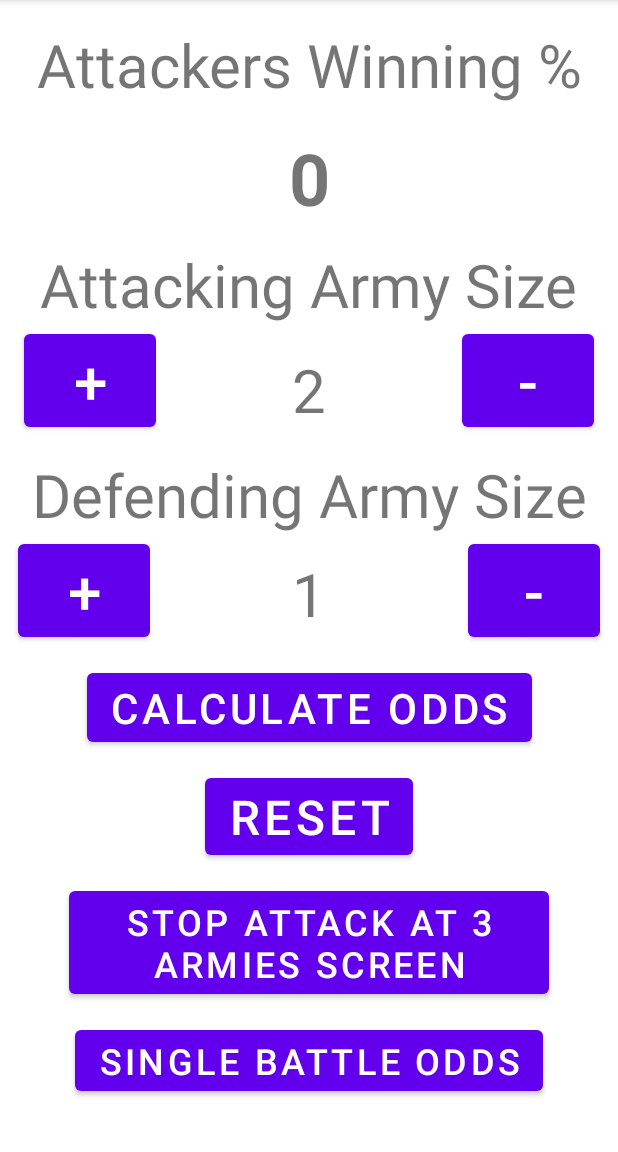
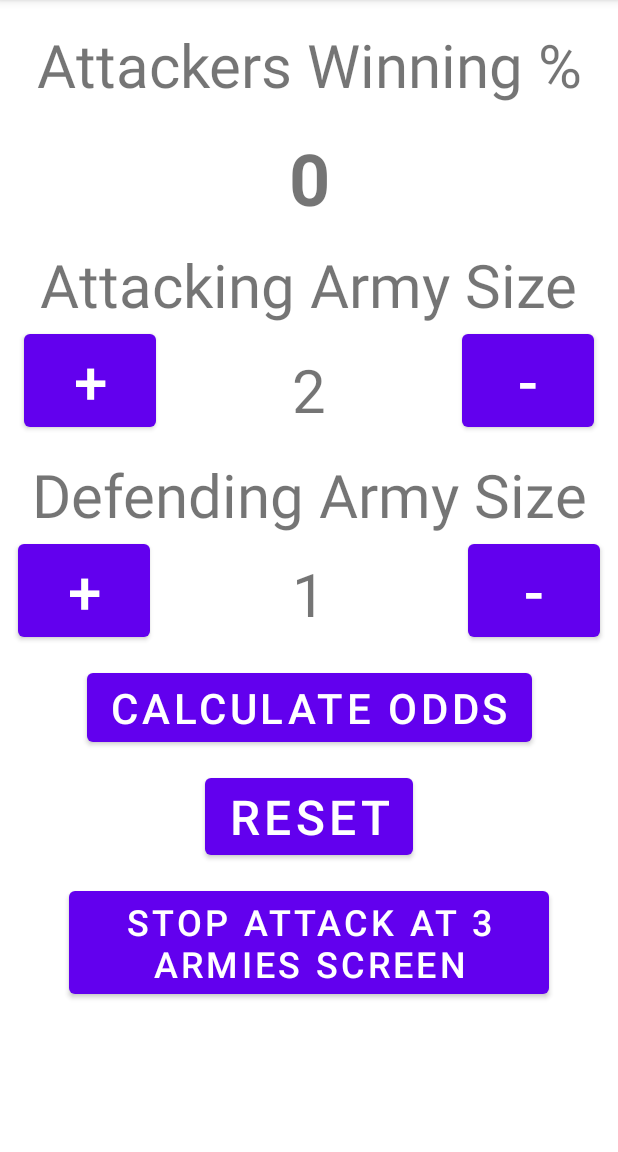
Before and after one commit to Napomoi/AD340GroupProject, an Android app: the screen it shows after launch (MainActivity), on a phone screen of 412 x 824 dp, the part 84-1236 px from its top. Run offline under Robolectric (Android 15) with nearby library versions, the phone set to English and light mode, and no system bars.

```diff
--- a/JAVAMEETUI/app/src/main/res/layout/activity_main.xml
+++ b/JAVAMEETUI/app/src/main/res/layout/activity_main.xml
@@ -146,15 +146,15 @@
         app:layout_constraintEnd_toEndOf="parent"
         app:layout_constraintStart_toStartOf="parent"/>
 
-    <Button
-        android:id="@+id/singleBattle"
-        android:layout_width="wrap_content"
-        android:layout_height="wrap_content"
-        android:layout_marginTop="12dp"
-        android:text="Single Battle Odds"
-        android:textSize="24sp"
-        app:layout_constraintTop_toBottomOf="@+id/btnSettings"
-        app:layout_constraintEnd_toEndOf="parent"
-        app:layout_constraintStart_toStartOf="parent"/>
+<!--    <Button-->
+<!--        android:id="@+id/singleBattle"-->
+<!--        android:layout_width="wrap_content"-->
+<!--        android:layout_height="wrap_content"-->
+<!--        android:layout_marginTop="12dp"-->
+<!--        android:text="Single Battle Odds"-->
+<!--        android:textSize="24sp"-->
+<!--        app:layout_constraintTop_toBottomOf="@+id/btnSettings"-->
+<!--        app:layout_constraintEnd_toEndOf="parent"-->
+<!--        app:layout_constraintStart_toStartOf="parent"/>-->
 
 </androidx.constraintlayout.widget.ConstraintLayout>
```
Also changed, not shown: JAVAMEETUI/app/src/main/java/com/example/javameetui/MainActivity.java (+9 -7 lines).
